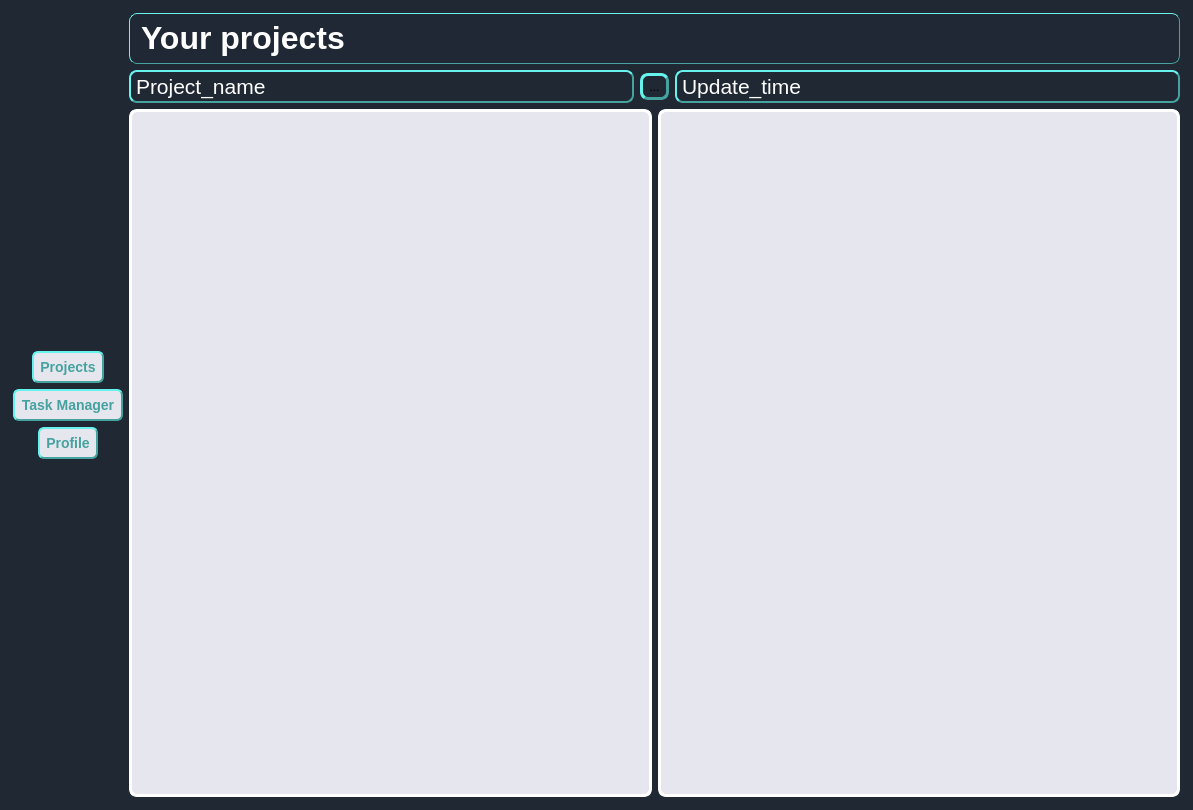
The window that ui/MainWindowProjects.ui (kiozet/TaskManagerWithAI) describes before a commit, drawn with Qt 5.
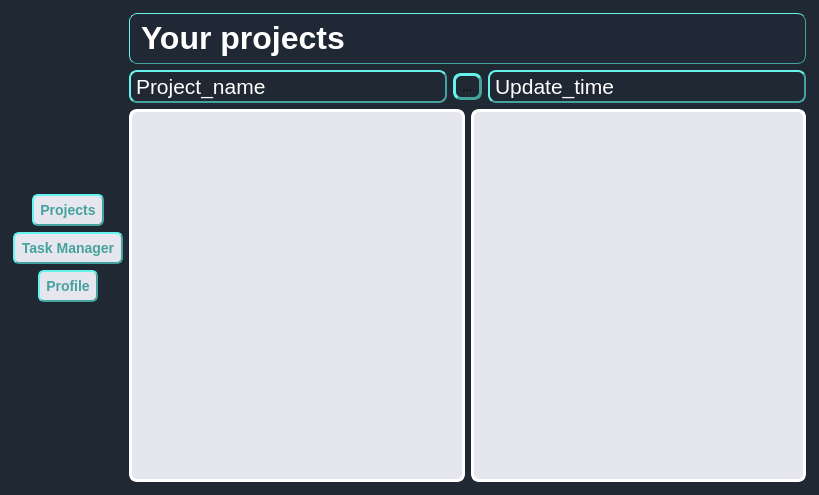
The same window after the commit. Icons and pictures are not drawn.

Commit message: Able sizing in MainWindowProjects

```diff
--- a/ui/MainWindowProjects.ui
+++ b/ui/MainWindowProjects.ui
@@ -9,21 +9,15 @@
    <rect>
     <x>0</x>
     <y>0</y>
-    <width>1193</width>
-    <height>810</height>
+    <width>819</width>
+    <height>495</height>
    </rect>
   </property>
-  <property name="minimumSize">
-   <size>
-    <width>1193</width>
-    <height>810</height>
-   </size>
-  </property>
-  <property name="maximumSize">
-   <size>
-    <width>1193</width>
-    <height>810</height>
-   </size>
+  <property name="sizePolicy">
+   <sizepolicy hsizetype="Expanding" vsizetype="Expanding">
+    <horstretch>0</horstretch>
+    <verstretch>0</verstretch>
+   </sizepolicy>
   </property>
   <property name="font">
    <font>
```
